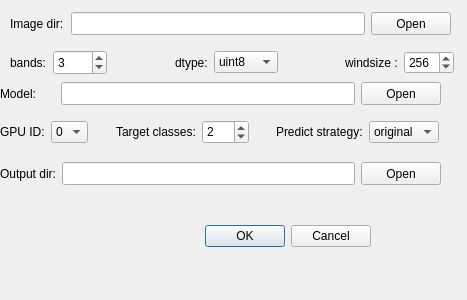
Before: the Qt Designer form ui/classifyUi/PredictMulticlassBatch.ui in scrssys/semantic_segment_RSImage, drawn with Qt 5.
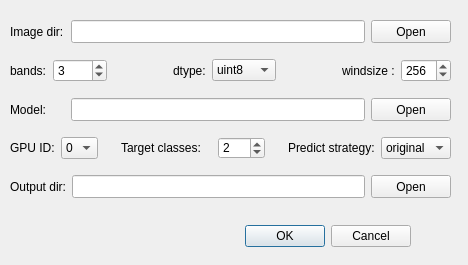
After: the same form once the commit is applied.

```diff
--- a/ui/classifyUi/PredictMulticlassBatch.ui
+++ b/ui/classifyUi/PredictMulticlassBatch.ui
@@ -6,70 +6,40 @@
    <rect>
     <x>0</x>
     <y>0</y>
-    <width>467</width>
-    <height>300</height>
+    <width>468</width>
+    <height>265</height>
    </rect>
   </property>
   <property name="windowTitle">
    <string>Dialog</string>
   </property>
-  <widget class="QWidget" name="layoutWidget_4">
+  <widget class="QDialogButtonBox" name="buttonBox">
    <property name="geometry">
     <rect>
-     <x>0</x>
-     <y>160</y>
-     <width>441</width>
-     <height>27</height>
+     <x>180</x>
+     <y>220</y>
+     <width>231</width>
+     <height>32</height>
     </rect>
    </property>
-   <layout class="QHBoxLayout" name="horizontalLayout_9">
-    <item>
-     <widget class="QLabel" name="label_7">
-      <property name="minimumSize">
-       <size>
-        <width>55</width>
-        <height>23</height>
-       </size>
-      </property>
-      <property name="text">
-       <string>Output dir:</string>
-      </property>
-     </widget>
-    </item>
-    <item>
-     <widget class="QLineEdit" name="lineEdit_mask_dir">
-      <property name="minimumSize">
-       <size>
-        <width>201</width>
-        <height>23</height>
-       </size>
-      </property>
-     </widget>
-    </item>
-    <item>
-     <widget class="QPushButton" name="pushButton_mask">
-      <property name="minimumSize">
-       <size>
-        <width>0</width>
-        <height>23</height>
-       </size>
-      </property>
-      <property name="text">
-       <string>Open</string>
-      </property>
-     </widget>
-    </item>
-   </layout>
-  </widget>
-  <widget class="QWidget" name="layoutWidget_3">
+   <property name="orientation">
+    <enum>Qt::Horizontal</enum>
+   </property>
+   <property name="standardButtons">
+    <set>QDialogButtonBox::Cancel|QDialogButtonBox::Ok</set>
+   </property>
+  </widget>
+  <widget class="QWidget" name="layoutWidget">
    <property name="geometry">
     <rect>
      <x>10</x>
      <y>10</y>
      <width>441</width>
-     <height>27</height>
+     <height>201</height>
     </rect>
    </property>
+   <layout class="QVBoxLayout" name="verticalLayout">
+    <item>
    <layout class="QHBoxLayout" name="horizontalLayout_8">
     <item>
      <widget class="QLabel" name="label_6">
@@ -108,16 +78,145 @@
      </widget>
     </item>
    </layout>
-  </widget>
-  <widget class="QWidget" name="layoutWidget_2">
-   <property name="geometry">
-    <rect>
-     <x>0</x>
-     <y>80</y>
-     <width>441</width>
-     <height>27</height>
-    </rect>
-   </property>
+    </item>
+    <item>
+     <layout class="QHBoxLayout" name="horizontalLayout_4">
+      <item>
+       <widget class="QLabel" name="label_8">
+        <property name="text">
+         <string>bands:</string>
+        </property>
+       </widget>
+      </item>
+      <item>
+       <widget class="QSpinBox" name="spinBox_bands">
+        <property name="sizePolicy">
+         <sizepolicy hsizetype="Preferred" vsizetype="Preferred">
+          <horstretch>0</horstretch>
+          <verstretch>0</verstretch>
+         </sizepolicy>
+        </property>
+        <property name="minimumSize">
+         <size>
+          <width>47</width>
+          <height>22</height>
+         </size>
+        </property>
+        <property name="minimum">
+         <number>1</number>
+        </property>
+        <property name="maximum">
+         <number>1000</number>
+        </property>
+        <property name="value">
+         <number>3</number>
+        </property>
+       </widget>
+      </item>
+      <item>
+       <spacer name="horizontalSpacer_3">
+        <property name="orientation">
+         <enum>Qt::Horizontal</enum>
+        </property>
+        <property name="sizeHint" stdset="0">
+         <size>
+          <width>40</width>
+          <height>20</height>
+         </size>
+        </property>
+       </spacer>
+      </item>
+      <item>
+       <widget class="QLabel" name="label_9">
+        <property name="text">
+         <string>dtype:</string>
+        </property>
+       </widget>
+      </item>
+      <item>
+       <widget class="QComboBox" name="comboBox_dtype">
+        <item>
+         <property name="text">
+          <string>uint8</string>
+         </property>
+        </item>
+        <item>
+         <property name="text">
+          <string>uint10</string>
+         </property>
+        </item>
+        <item>
+         <property name="text">
+          <string>uint16</string>
+         </property>
+        </item>
+        <item>
+         <property name="text">
+          <string>float</string>
+         </property>
+        </item>
+       </widget>
+      </item>
+      <item>
+       <spacer name="horizontalSpacer_4">
+        <property name="orientation">
+         <enum>Qt::Horizontal</enum>
+        </property>
+        <property name="sizeHint" stdset="0">
+         <size>
+          <width>40</width>
+          <height>20</height>
+         </size>
+        </property>
+       </spacer>
+      </item>
+      <item>
+       <widget class="QLabel" name="label_3">
+        <property name="minimumSize">
+         <size>
+          <width>33</width>
+          <height>0</height>
+         </size>
+        </property>
+        <property name="text">
+         <string>windsize :</string>
+        </property>
+       </widget>
+      </item>
+      <item>
+       <widget class="QSpinBox" name="spinBox_windsize">
+        <property name="sizePolicy">
+         <sizepolicy hsizetype="Preferred" vsizetype="Preferred">
+          <horstretch>0</horstretch>
+          <verstretch>23</verstretch>
+         </sizepolicy>
+        </property>
+        <property name="minimumSize">
+         <size>
+          <width>50</width>
+          <height>0</height>
+         </size>
+        </property>
+        <property name="maximumSize">
+         <size>
+          <width>50</width>
+          <height>23</height>
+         </size>
+        </property>
+        <property name="maximum">
+         <number>1000</number>
+        </property>
+        <property name="singleStep">
+         <number>2</number>
+        </property>
+        <property name="value">
+         <number>256</number>
+        </property>
+       </widget>
+      </item>
+     </layout>
+    </item>
+    <item>
    <layout class="QHBoxLayout" name="horizontalLayout_7">
     <item>
      <widget class="QLabel" name="label_5">
@@ -156,32 +255,8 @@
      </widget>
     </item>
    </layout>
-  </widget>
-  <widget class="QDialogButtonBox" name="buttonBox">
-   <property name="geometry">
-    <rect>
-     <x>30</x>
-     <y>220</y>
-     <width>341</width>
-     <height>32</height>
-    </rect>
-   </property>
-   <property name="orientation">
-    <enum>Qt::Horizontal</enum>
-   </property>
-   <property name="standardButtons">
-    <set>QDialogButtonBox::Cancel|QDialogButtonBox::Ok</set>
-   </property>
-  </widget>
-  <widget class="QWidget" name="layoutWidget_5">
-   <property name="geometry">
-    <rect>
-     <x>0</x>
-     <y>120</y>
-     <width>439</width>
-     <height>24</height>
-    </rect>
-   </property>
+    </item>
+    <item>
    <layout class="QHBoxLayout" name="horizontalLayout_2">
     <item>
      <widget class="QLabel" name="label_12">
@@ -245,6 +320,12 @@
     </item>
     <item>
      <widget class="QLabel" name="label">
+        <property name="minimumSize">
+         <size>
+          <width>91</width>
+          <height>0</height>
+         </size>
+        </property>
       <property name="text">
        <string>Target classes:</string>
       </property>
@@ -319,149 +400,46 @@
      </widget>
     </item>
    </layout>
-  </widget>
-  <widget class="QWidget" name="layoutWidget_6">
-   <property name="geometry">
-    <rect>
-     <x>10</x>
-     <y>50</y>
-     <width>444</width>
-     <height>25</height>
-    </rect>
-   </property>
-   <layout class="QHBoxLayout" name="horizontalLayout_4">
-    <item>
-     <widget class="QLabel" name="label_8">
-      <property name="text">
-       <string>bands:</string>
-      </property>
-     </widget>
     </item>
     <item>
-     <widget class="QSpinBox" name="spinBox_bands">
-      <property name="sizePolicy">
-       <sizepolicy hsizetype="Preferred" vsizetype="Preferred">
-        <horstretch>0</horstretch>
-        <verstretch>0</verstretch>
-       </sizepolicy>
-      </property>
+     <layout class="QHBoxLayout" name="horizontalLayout_9">
+      <item>
+       <widget class="QLabel" name="label_7">
       <property name="minimumSize">
        <size>
-        <width>47</width>
-        <height>22</height>
-       </size>
-      </property>
-      <property name="minimum">
-       <number>1</number>
-      </property>
-      <property name="maximum">
-       <number>1000</number>
-      </property>
-      <property name="value">
-       <number>3</number>
-      </property>
-     </widget>
-    </item>
-    <item>
-     <spacer name="horizontalSpacer_3">
-      <property name="orientation">
-       <enum>Qt::Horizontal</enum>
-      </property>
-      <property name="sizeHint" stdset="0">
-       <size>
-        <width>40</width>
-        <height>20</height>
-       </size>
-      </property>
-     </spacer>
-    </item>
-    <item>
-     <widget class="QLabel" name="label_9">
+          <width>55</width>
+          <height>23</height>
+         </size>
+        </property>
       <property name="text">
-       <string>dtype:</string>
+         <string>Output dir:</string>
       </property>
      </widget>
     </item>
     <item>
-     <widget class="QComboBox" name="comboBox_dtype">
-      <item>
-       <property name="text">
-        <string>uint8</string>
-       </property>
-      </item>
-      <item>
-       <property name="text">
-        <string>uint10</string>
-       </property>
-      </item>
-      <item>
-       <property name="text">
-        <string>uint16</string>
-       </property>
-      </item>
-      <item>
-       <property name="text">
-        <string>float</string>
-       </property>
-      </item>
-     </widget>
-    </item>
-    <item>
-     <spacer name="horizontalSpacer_4">
-      <property name="orientation">
-       <enum>Qt::Horizontal</enum>
-      </property>
-      <property name="sizeHint" stdset="0">
-       <size>
-        <width>40</width>
-        <height>20</height>
-       </size>
-      </property>
-     </spacer>
-    </item>
-    <item>
-     <widget class="QLabel" name="label_3">
+       <widget class="QLineEdit" name="lineEdit_mask_dir">
       <property name="minimumSize">
        <size>
-        <width>33</width>
-        <height>0</height>
-       </size>
-      </property>
-      <property name="text">
-       <string>windsize :</string>
-      </property>
+          <width>201</width>
+          <height>23</height>
+         </size>
+        </property>
      </widget>
     </item>
     <item>
-     <widget class="QSpinBox" name="spinBox_windsize">
-      <property name="sizePolicy">
-       <sizepolicy hsizetype="Preferred" vsizetype="Preferred">
-        <horstretch>0</horstretch>
-        <verstretch>23</verstretch>
-       </sizepolicy>
-      </property>
+       <widget class="QPushButton" name="pushButton_mask">
       <property name="minimumSize">
        <size>
-        <width>50</width>
-        <height>0</height>
-       </size>
-      </property>
-      <property name="maximumSize">
-       <size>
-        <width>50</width>
+          <width>0</width>
         <height>23</height>
        </size>
       </property>
-      <property name="maximum">
-       <number>1000</number>
-      </property>
-      <property name="singleStep">
-       <number>2</number>
-      </property>
-      <property name="value">
-       <number>256</number>
-      </property>
-     </widget>
+        <property name="text">
+         <string>Open</string>
+        </property>
+       </widget>
+      </item>
+     </layout>
     </item>
    </layout>
   </widget>
```
Left out of the diff: 2 changed lines with no effect on the pictures. Lines whose indentation alone changed are shown as unchanged.
